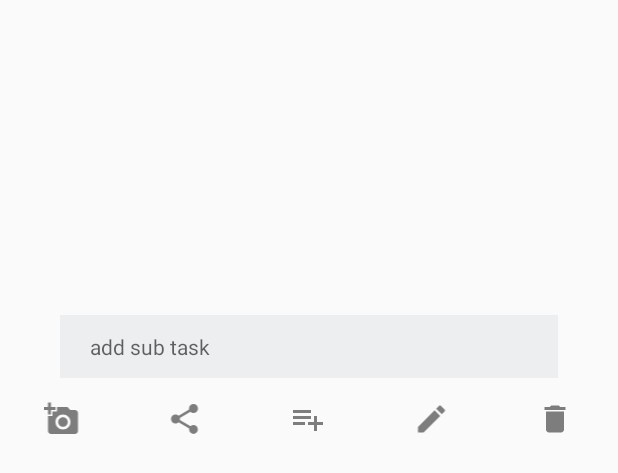
After one commit to Beohrn/myschedule, an Android app: the layout schedule_dialog_layout.xml on its own in the app's theme, with its tools: preview values and no code run, on a phone screen of 412 x 824 dp. The commit adds this screen. Shown: the top 473 px of the screen. Run offline under Robolectric (Android 15) with nearby library versions, the light colour scheme and no system bars.

Commit message:
added dialog via click on ScheduleItem

```diff
--- a/app/src/main/java/com/shedule/zyx/myshedule/ui/fragments/ScheduleFragment.kt
+++ b/app/src/main/java/com/shedule/zyx/myshedule/ui/fragments/ScheduleFragment.kt
@@ -1,5 +1,6 @@
 package com.shedule.zyx.myshedule.ui.fragments
 
+import android.graphics.Paint
 import android.os.Bundle
 import android.support.v4.app.Fragment
 import android.support.v7.widget.LinearLayoutManager
@@ -18,6 +19,7 @@ import kotlinx.android.synthetic.main.shedule_fragment_layout.*
  */
 class ScheduleFragment : Fragment(), DataChangeListener {
   lateinit var adapter: ScheduleItemsAdapter
+  val p = Paint()
 
   override fun onCreateView(inflater: LayoutInflater?, container: ViewGroup?, savedInstanceState: Bundle?): View {
     (activity as ChangeStateFragmentListener).let { Log.d("listener", "add to list"); it.addListener(this) }
--- /dev/null
+++ b/app/src/main/res/drawable/add_photo.xml
@@ -0,0 +1,16 @@
+<?xml version="1.0" encoding="utf-8"?>
+<vector xmlns:android="http://schemas.android.com/apk/res/android"
+        android:width="24dp"
+        android:height="24dp"
+        android:viewportHeight="24"
+        android:viewportWidth="24">
+
+    <path
+        android:fillColor="#000000"
+        android:pathData="M3,4 L3,1 L5,1 L5,4 L8,4 L8,6 L5,6 L5,9 L3,9 L3,6 L0,6 L0,4 L3,4 Z M6,10 L6,7
+L9,7 L9,4 L16,4 L17.83,6 L21,6 C22.1,6,23,6.9,23,8 L23,20 C23,21.1,22.1,22,21,22
+L5,22 C3.9,22,3,21.1,3,20 L3,10 L6,10 Z M13,19 C15.76,19,18,16.76,18,14
+S15.76,9,13,9 S8,11.24,8,14 S10.24,19,13,19 Z M9.8,14
+C9.8,15.77,11.23,17.2,13,17.2 S16.2,15.77,16.2,14 S14.77,10.8,13,10.8
+S9.8,12.23,9.8,14 Z"/>
+</vector>
--- /dev/null
+++ b/app/src/main/res/drawable/add_to_list.xml
@@ -0,0 +1,15 @@
+<?xml version="1.0" encoding="utf-8"?>
+<vector xmlns:android="http://schemas.android.com/apk/res/android"
+        android:width="24dp"
+        android:height="24dp"
+        android:viewportWidth="24"
+        android:viewportHeight="24">
+
+    <path
+        android:pathData="M0,0 L24,0 L24,24 L0,24 Z" />
+    <path
+        android:fillColor="#000000"
+        android:pathData="M14,10 L2,10 L2,12 L14,12 L14,10 Z M14,6 L2,6 L2,8 L14,8 L14,6 Z M18,14 L18,10
+L16,10 L16,14 L12,14 L12,16 L16,16 L16,20 L18,20 L18,16 L22,16 L22,14 L18,14 Z
+M2,16 L10,16 L10,14 L2,14 L2,16 Z" />
+</vector>
--- a/app/src/main/res/drawable/attach_file.xml
+++ b/app/src/main/res/drawable/attach_file.xml
@@ -4,6 +4,6 @@
         android:viewportHeight="24.0"
         android:viewportWidth="24.0">
     <path
-        android:fillColor="@color/bottom_images"
+        android:fillColor="@color/black"
         android:pathData="M16.5,6v11.5c0,2.21 -1.79,4 -4,4s-4,-1.79 -4,-4V5c0,-1.38 1.12,-2.5 2.5,-2.5s2.5,1.12 2.5,2.5v10.5c0,0.55 -0.45,1 -1,1s-1,-0.45 -1,-1V6H10v9.5c0,1.38 1.12,2.5 2.5,2.5s2.5,-1.12 2.5,-2.5V5c0,-2.21 -1.79,-4 -4,-4S7,2.79 7,5v12.5c0,3.04 2.46,5.5 5.5,5.5s5.5,-2.46 5.5,-5.5V6h-1.5z"/>
 </vector>
--- /dev/null
+++ b/app/src/main/res/drawable/delete.xml
@@ -0,0 +1,14 @@
+<?xml version="1.0" encoding="utf-8"?>
+<vector xmlns:android="http://schemas.android.com/apk/res/android"
+        android:width="24dp"
+        android:height="24dp"
+        android:viewportWidth="24"
+        android:viewportHeight="24">
+
+    <path
+        android:fillColor="#000000"
+        android:pathData="M6,19 C6,20.1,6.9,21,8,21 L16,21 C17.1,21,18,20.1,18,19 L18,7 L6,7 L6,19 Z M19,4
+L15.5,4 L14.5,3 L9.5,3 L8.5,4 L5,4 L5,6 L19,6 L19,4 Z" />
+    <path
+        android:pathData="M0,0 L24,0 L24,24 L0,24 Z" />
+</vector>
--- a/app/src/main/res/drawable/edit_pencel.xml
+++ b/app/src/main/res/drawable/edit.xml
@@ -5,5 +5,5 @@
         android:viewportHeight="24.0">
     <path
         android:pathData="M3,17.25V21h3.75L17.81,9.94l-3.75,-3.75L3,17.25zM20.71,7.04c0.39,-0.39 0.39,-1.02 0,-1.41l-2.34,-2.34c-0.39,-0.39 -1.02,-0.39 -1.41,0l-1.83,1.83 3.75,3.75 1.83,-1.83z"
-        android:fillColor="@color/bottom_images"/>
+        android:fillColor="@color/black"/>
 </vector>
--- /dev/null
+++ b/app/src/main/res/layout/schedule_dialog_layout.xml
@@ -0,0 +1,100 @@
+<?xml version="1.0" encoding="utf-8"?>
+<LinearLayout xmlns:android="http://schemas.android.com/apk/res/android"
+              android:layout_width="match_parent"
+              android:layout_height="match_parent"
+              android:orientation="vertical">
+
+    <FrameLayout
+        android:layout_width="match_parent"
+        android:layout_height="200dp">
+
+        <ScrollView
+            android:id="@+id/scroll_view"
+            android:layout_width="match_parent"
+            android:layout_height="wrap_content">
+
+            <LinearLayout
+                android:id="@+id/container"
+                android:layout_width="match_parent"
+                android:layout_height="wrap_content"
+                android:orientation="vertical"/>
+        </ScrollView>
+
+    </FrameLayout>
+
+
+    <FrameLayout
+        android:layout_width="match_parent"
+        android:layout_height="42dp"
+        android:layout_marginBottom="5dp"
+        android:layout_marginLeft="40dp"
+        android:layout_marginRight="40dp"
+        android:layout_marginTop="10dp"
+        android:background="@color/silver_lite">
+
+        <EditText
+            android:id="@+id/add_task"
+            android:layout_width="match_parent"
+            android:layout_height="match_parent"
+            android:background="@color/silver_lite"
+            android:hint="add sub task"
+            android:imeOptions="actionDone"
+            android:inputType="text"
+            android:paddingLeft="20dp"
+            android:textColor="@color/black"
+            android:textCursorDrawable="@null"
+            android:textSize="14sp"/>
+
+    </FrameLayout>
+
+    <LinearLayout
+        android:layout_width="match_parent"
+        android:layout_height="wrap_content"
+        android:orientation="horizontal"
+        android:paddingBottom="10dp"
+        android:paddingTop="10dp"
+        android:weightSum="1">
+
+        <ImageView
+            android:id="@+id/add_photo"
+            android:layout_width="0dp"
+            android:layout_height="wrap_content"
+            android:layout_weight="0.2"
+            android:alpha="0.5"
+            android:src="@drawable/add_photo"/>
+
+        <ImageView
+            android:id="@+id/share_schedule"
+            android:layout_width="0dp"
+            android:layout_height="wrap_content"
+            android:layout_weight="0.2"
+            android:alpha="0.5"
+            android:src="@drawable/ic_menu_share"/>
+
+        <ImageView
+            android:id="@+id/add_to_list"
+            android:layout_width="0dp"
+            android:layout_height="wrap_content"
+            android:layout_weight="0.2"
+            android:alpha="0.5"
+            android:src="@drawable/add_to_list"/>
+
+        <ImageView
+            android:id="@+id/edit_schedule"
+            android:layout_width="0dp"
+            android:layout_height="wrap_content"
+            android:layout_weight="0.2"
+            android:alpha="0.5"
+            android:src="@drawable/edit"/>
+
+        <ImageView
+            android:id="@+id/delete"
+            android:layout_width="0dp"
+            android:layout_height="wrap_content"
+            android:layout_weight="0.2"
+            android:alpha="0.5"
+            android:src="@drawable/delete"/>
+
+    </LinearLayout>
+
+</LinearLayout>
--- a/app/src/main/res/layout/schedule_item.xml
+++ b/app/src/main/res/layout/schedule_item.xml
@@ -51,7 +51,7 @@
                         android:layout_gravity="center"
                         android:layout_weight="0.1"
                         android:paddingTop="10dp"
-                        android:src="@drawable/edit_pencel"/>
+                        android:src="@drawable/edit"/>
 
                 </LinearLayout>
 
--- a/app/src/main/res/layout/schedule_item_layout.xml
+++ b/app/src/main/res/layout/schedule_item_layout.xml
@@ -30,9 +30,6 @@
             android:layout_height="wrap_content"
             android:layout_marginLeft="20dp"
             android:orientation="vertical">
-
-
-            -
 
             <TextView
                 android:layout_width="match_parent"
```
Also changed, not shown: app/src/main/java/com/shedule/zyx/myshedule/adapters/ScheduleItemsAdapter.kt (+12 -4 lines), app/src/main/java/com/shedule/zyx/myshedule/widget/ScheduleItemView.kt (+34 -1 lines), app/src/main/java/com/shedule/zyx/myshedule/widget/TaskView.kt (added, +38 -0 lines), app/src/main/res/layout/task_layout.xml (added, +28 -0 lines).
